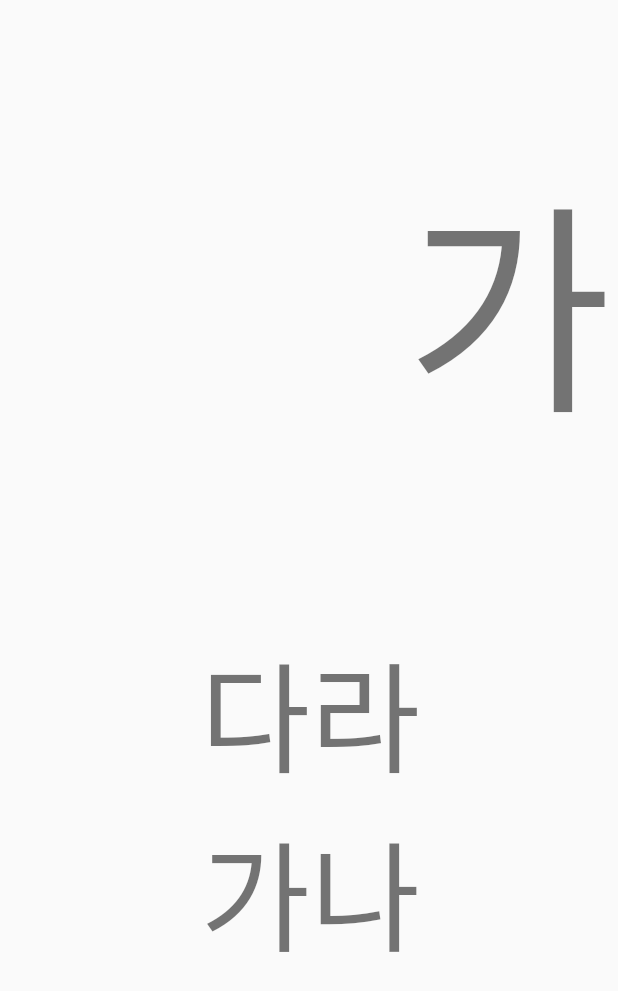
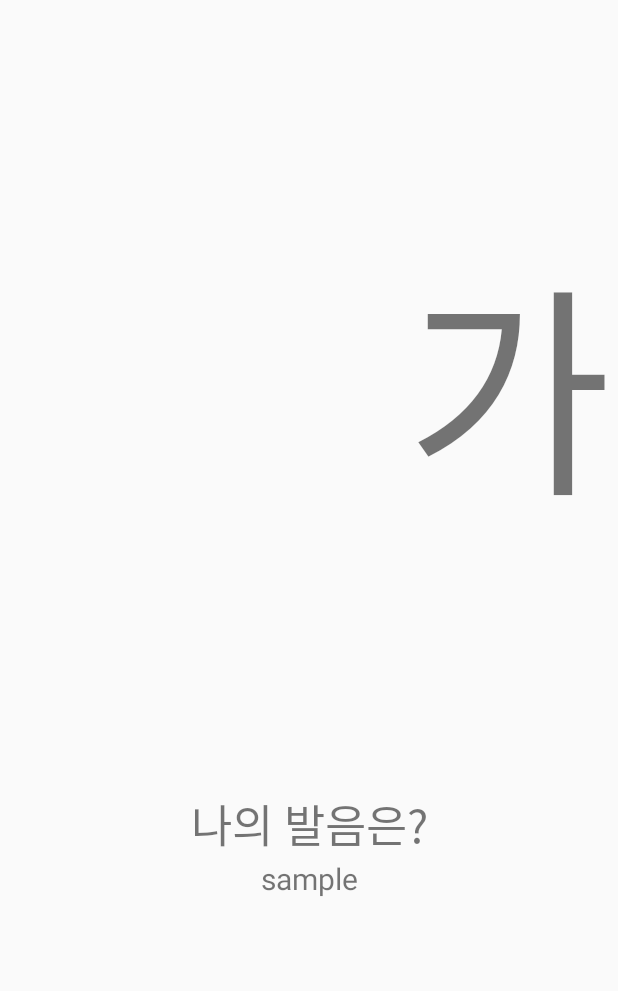
Before and after one commit to iteach12/NaverRecognitionApiTest, an Android app: the layout fragment_my_data.xml on its own in the app's theme, with its tools: preview values and no code run, on a phone screen of 412 x 824 dp. Shown: the top 991 px of the screen. Run offline under Robolectric (Android 15) with nearby library versions, the phone set to English and light mode, and no system bars.

Commit message:
1. 데이터 업로드 다운로드 가능 - 지속적으로 변화되는 데이터를 변화가 감지될 때마다 가져올 수 있음. - 문제 풀이 화면 조정함. - 네비게이션에 개인 정보 집어 넣기해야됨.

```diff
--- a/app/src/main/AndroidManifest.xml
+++ b/app/src/main/AndroidManifest.xml
@@ -67,6 +67,9 @@
         <activity android:name=".MyDataActivity"
             android:label="@string/title_activity_my_data"
             android:theme="@style/AppTheme.NoActionBar"></activity>
+        <activity android:name=".Result2Activity"
+            android:label="@string/title_activity_result2"
+            android:theme="@style/AppTheme.NoActionBar"></activity>
     </application>
 
 </manifest>
--- a/app/src/main/java/com/sihwan/iteach12/naverrecognitionapitest/MainActivity.java
+++ b/app/src/main/java/com/sihwan/iteach12/naverrecognitionapitest/MainActivity.java
@@ -44,6 +44,7 @@ public class MainActivity extends AppCompatActivity
     FloatingActionButton fab;
     DrawerLayout drawer;
     NavigationView navigationView;
+
     RecyclerView recyclerView;
     LinearLayoutManager layoutManager;
 
--- a/app/src/main/java/com/sihwan/iteach12/naverrecognitionapitest/MyDataActivity.java
+++ b/app/src/main/java/com/sihwan/iteach12/naverrecognitionapitest/MyDataActivity.java
@@ -80,11 +80,7 @@ public class MyDataActivity extends AppCompatActivity implements View.OnClickLis
     int currentPoint;
     int currentProgress;
 
-
-
-
-
-
+    TextView my_prononTextView;
 
 
     private static final String TAG = MyDataActivity.class.getSimpleName();
@@ -94,7 +90,7 @@ public class MyDataActivity extends AppCompatActivity implements View.OnClickLis
 
     private MyDataActivity.RecognitionHandler handler;
     private NaverRecognizer naverRecognizer;
-    private String mResult;
+    private static String mResult;
     private AudioWriterPCM writer;
     //음성합성 관련
     // CONNECTION_TIMEOUT and READ_TIMEOUT are in milliseconds
@@ -111,6 +107,10 @@ public class MyDataActivity extends AppCompatActivity implements View.OnClickLis
     //플로팅 액션 버튼
     FloatingActionButton TTS_btn;
     FloatingActionButton STT_btn;
+
+
+
+
 
 
 
@@ -136,8 +136,6 @@ public class MyDataActivity extends AppCompatActivity implements View.OnClickLis
                 // Extract obj property typed with String.
                 mResult = (String) (msg.obj);
 
-
-//                txtResult.setText(mResult);
                 break;
 
             case R.id.finalResult:
@@ -162,6 +160,7 @@ public class MyDataActivity extends AppCompatActivity implements View.OnClickLis
                     }
                 }
                 mResult = strBuf.toString();
+
 
                 checkTheAnswer(finalAnswer);
 
@@ -214,10 +213,8 @@ public class MyDataActivity extends AppCompatActivity implements View.OnClickLis
 
                         intent.putExtra("userPoint", currentPoint);
 
-
-
-
                         startActivity(intent);
+                        finish();
 
 
                     }
@@ -231,14 +228,10 @@ public class MyDataActivity extends AppCompatActivity implements View.OnClickLis
                 AlertDialog dialog = builder.create();
                 dialog.show();
 
-
-
-
             }else{
 
             }
         }
-
 
 
         if(answer){
@@ -249,10 +242,6 @@ public class MyDataActivity extends AppCompatActivity implements View.OnClickLis
 
                 //문제 풀었다 표시
                 myProblemDTOS.get(currentProblemIndex).problemSolve = true;
-
-
-
-
 
                 //정답 맞았다 표시
                 myProblemDTOS.get(currentProblemIndex).problemCorrectAnswer = true;
@@ -314,8 +303,6 @@ public class MyDataActivity extends AppCompatActivity implements View.OnClickLis
         setContentView(R.layout.activity_my_data);
 
 
-
-
         Toolbar toolbar = (Toolbar) findViewById(R.id.toolbar);
         setSupportActionBar(toolbar);
 
@@ -326,6 +313,10 @@ public class MyDataActivity extends AppCompatActivity implements View.OnClickLis
         user_name = auth.getCurrentUser().getEmail().split("@")[0];
 
 
+
+
+
+
         //문제 데이터베이스 작성과정
 
 
@@ -333,7 +324,7 @@ public class MyDataActivity extends AppCompatActivity implements View.OnClickLis
 
 
         //문제 뽑아내기.
-        myProblemQuery = database.child("problemTest").
+        myProblemQuery = database.child("problem").child("basic_1").
                 orderByChild("problemText");
 
         //addChileEventListener은 데이터베이스에 추가가될 때 사용 일단 지금은 쓸일이 없지? 아닌가 새로운 아이템 나올때?
@@ -397,7 +388,7 @@ public class MyDataActivity extends AppCompatActivity implements View.OnClickLis
     protected void onResume() {
         super.onResume();
         mResult = "";
-        myProblemQuery = database.child("problemTest").
+        myProblemQuery = database.child("problem").child("basic_1").
                 orderByChild("problemText");
 //        currentPoint=0;
 //        currentProgress =0;
@@ -409,7 +400,7 @@ public class MyDataActivity extends AppCompatActivity implements View.OnClickLis
     protected void onRestart(){
         super.onRestart();
         mResult = "";
-        myProblemQuery = database.child("problemTest").
+        myProblemQuery = database.child("problem").child("basic_1").
                 orderByChild("problemText");
 //        currentPoint=0;
 //        currentProgress =0;
@@ -541,8 +532,6 @@ public class MyDataActivity extends AppCompatActivity implements View.OnClickLis
         mSectionsPagerAdapter = new SectionsPagerAdapter(getSupportFragmentManager());
         // Set up the ViewPager with the sections adapter.
 
-
-
         mViewPager = (ViewPager) findViewById(R.id.container);
         mViewPager.setAdapter(mSectionsPagerAdapter);
         mViewPager.addOnPageChangeListener(this);
@@ -550,7 +539,6 @@ public class MyDataActivity extends AppCompatActivity implements View.OnClickLis
         viewPagerIndicator = (ViewPagerIndicator)findViewById(R.id.view_pager_indicator);
         viewPagerIndicator.setupWithViewPager(mViewPager);
         viewPagerIndicator.addOnPageChangeListener(this);
-
 
         currentProblemIndex = 0;
         currentPoint=0;
@@ -630,6 +618,7 @@ public class MyDataActivity extends AppCompatActivity implements View.OnClickLis
 
             View rootView = inflater.inflate(R.layout.fragment_my_data, container, false);
             TextView textView = (TextView) rootView.findViewById(R.id.section_label);
+            TextView my_pronon = (TextView) rootView.findViewById(R.id.my_pronon_tv);
 
 
 //            textView.setText(getString(R.string.section_format, getArguments().getInt(ARG_SECTION_NUMBER)));
@@ -645,6 +634,10 @@ public class MyDataActivity extends AppCompatActivity implements View.OnClickLis
 
             textView.setText(user_text);
 
+            //메인 핸들러에서 (음성인식 쪽) 프래그먼트의 뷰를 직접 건드리지 못하더라??
+            //static이 아닌 값을 못가져와서 mResult를 static으로 만들어 줬다. 문제가 생길까??
+            my_pronon.setText(mResult);
+
             //현제 문제 모음에서 지금 문제의 해결 여부를 가져옴.
             if(myProblemDTOS.get(getArguments().getInt(ARG_SECTION_NUMBER)).problemSolve){
 
@@ -659,10 +652,6 @@ public class MyDataActivity extends AppCompatActivity implements View.OnClickLis
                     rootView.setBackgroundColor(Color.RED);
                 }
             }
-
-
-
-
 
             return rootView;
         }
--- a/app/src/main/res/layout/fragment_my_data.xml
+++ b/app/src/main/res/layout/fragment_my_data.xml
@@ -36,49 +36,28 @@
         app:layout_constraintHorizontal_bias="0.502"
         app:layout_constraintStart_toStartOf="parent"
         app:layout_constraintTop_toBottomOf="@+id/section_label">
+        <TextView
+            android:layout_width="wrap_content"
+            android:layout_height="wrap_content"
+            android:id="@+id/sub_title_tv"
+            android:textSize="30dp"
+            android:text="나의 발음은?"/>
 
         <LinearLayout
-            android:layout_width="wrap_content"
-            android:layout_height="wrap_content"
-            android:orientation="horizontal">
+            android:layout_width="match_parent"
+            android:layout_height="match_parent"
+            android:orientation="vertical"
+            android:gravity="center">
 
             <TextView
-                android:id="@+id/textView5"
                 android:layout_width="wrap_content"
                 android:layout_height="wrap_content"
-                android:layout_weight="1"
-                android:text="다"
-                android:textSize="80sp" />
+                android:id="@+id/my_pronon_tv"
+                android:textSize="20dp"
+                android:text="sample"/>
 
-            <TextView
-                android:id="@+id/textView6"
-                android:layout_width="wrap_content"
-                android:layout_height="wrap_content"
-                android:layout_weight="1"
-                android:text="라"
-                android:textSize="80sp" />
-        </LinearLayout>
 
-        <LinearLayout
-            android:layout_width="wrap_content"
-            android:layout_height="wrap_content"
-            android:orientation="horizontal">
 
-            <TextView
-                android:id="@+id/textView7"
-                android:layout_width="wrap_content"
-                android:layout_height="wrap_content"
-                android:layout_weight="1"
-                android:text="가"
-                android:textSize="80sp" />
-
-            <TextView
-                android:id="@+id/textView"
-                android:layout_width="wrap_content"
-                android:layout_height="wrap_content"
-                android:layout_weight="1"
-                android:text="나"
-                android:textSize="80sp" />
         </LinearLayout>
     </LinearLayout>
 
```
